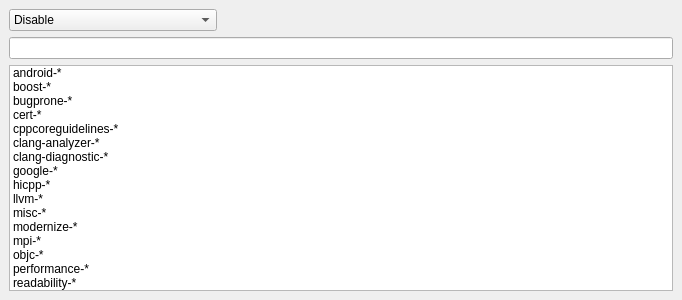
Qt form src/plugins/cpptools/tidychecks.ui (qt-creator/qt-creator) before a commit.
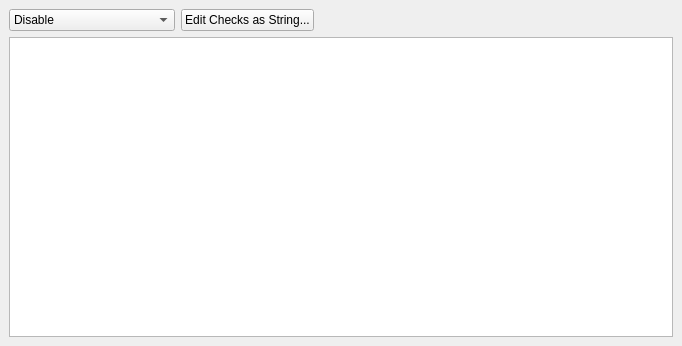
The same form after that commit.

Commit message:
Clang: Use the tree instead of the list for Clang-Tidy settings
List of checks does not give enough flexibility to
select/unselect specific checks. The tree fixes that.

Also remove Clang-Tidy checks line edit because it is
now integrated into the tree mode as an alternative way
of providing checks by pressing "Plain text edit" button.

'cpptools_clangtidychecks.h' is generated using python
script 'generateClangTidyChecks.py' and clang-tidy
from our LLVM/Clang 6.0 build.

```diff
--- a/src/plugins/cpptools/tidychecks.ui
+++ b/src/plugins/cpptools/tidychecks.ui
@@ -37,12 +37,7 @@
        </item>
        <item>
         <property name="text">
-         <string>Select Clang-Tidy prefixes</string>
-        </property>
-       </item>
-       <item>
-        <property name="text">
-         <string>Provide Clang-Tidy checks string</string>
+         <string>Select Checks</string>
         </property>
        </item>
        <item>
@@ -52,6 +47,13 @@
        </item>
       </widget>
      </item>
+     <item>
+      <widget class="QPushButton" name="plainTextEditButton">
+       <property name="text">
+        <string>Edit Checks as String...</string>
+       </property>
+      </widget>
+     </item>
      <item>
       <spacer name="horizontalSpacer">
        <property name="orientation">
@@ -67,9 +69,6 @@
      </item>
     </layout>
    </item>
-   <item>
-    <widget class="QLineEdit" name="checksString"/>
-   </item>
    <item>
     <widget class="QStackedWidget" name="checksListWrapper">
      <widget class="QWidget" name="checksPage">
@@ -87,87 +86,16 @@
         <number>0</number>
        </property>
        <item>
-        <widget class="QListWidget" name="checksPrefixesList">
-         <item>
-          <property name="text">
-           <string>android-*</string>
-          </property>
-         </item>
-         <item>
-          <property name="text">
-           <string>boost-*</string>
-          </property>
-         </item>
-         <item>
-          <property name="text">
-           <string>bugprone-*</string>
-          </property>
-         </item>
-         <item>
-          <property name="text">
-           <string>cert-*</string>
-          </property>
-         </item>
-         <item>
-          <property name="text">
-           <string>cppcoreguidelines-*</string>
-          </property>
-         </item>
-         <item>
-          <property name="text">
-           <string>clang-analyzer-*</string>
-          </property>
-         </item>
-         <item>
-          <property name="text">
-           <string>clang-diagnostic-*</string>
-          </property>
-         </item>
-         <item>
-          <property name="text">
-           <string>google-*</string>
-          </property>
-         </item>
-         <item>
-          <property name="text">
-           <string>hicpp-*</string>
-          </property>
-         </item>
-         <item>
-          <property name="text">
-           <string>llvm-*</string>
-          </property>
-         </item>
-         <item>
-          <property name="text">
-           <string>misc-*</string>
-          </property>
-         </item>
-         <item>
-          <property name="text">
-           <string>modernize-*</string>
-          </property>
-         </item>
-         <item>
-          <property name="text">
-           <string>mpi-*</string>
-          </property>
-         </item>
-         <item>
-          <property name="text">
-           <string>objc-*</string>
-          </property>
-         </item>
-         <item>
-          <property name="text">
-           <string>performance-*</string>
-          </property>
-         </item>
-         <item>
-          <property name="text">
-           <string>readability-*</string>
-          </property>
-         </item>
+        <widget class="QTreeView" name="checksPrefixesTree">
+         <property name="minimumSize">
+          <size>
+           <width>0</width>
+           <height>300</height>
+          </size>
+         </property>
+         <attribute name="headerVisible">
+          <bool>false</bool>
+         </attribute>
         </widget>
        </item>
       </layout>
@@ -186,19 +114,6 @@
        <property name="bottomMargin">
         <number>0</number>
        </property>
-       <item>
-        <spacer name="verticalSpacer">
-         <property name="orientation">
-          <enum>Qt::Vertical</enum>
-         </property>
-         <property name="sizeHint" stdset="0">
-          <size>
-           <width>20</width>
-           <height>237</height>
-          </size>
-         </property>
-        </spacer>
-       </item>
       </layout>
      </widget>
     </widget>
```
The commit also changes 12 other files.
